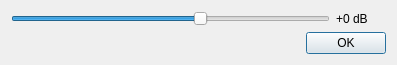
Old version of the form src/mumble/UserLocalVolumeDialog.ui in the repository mumble-voip/mumble.
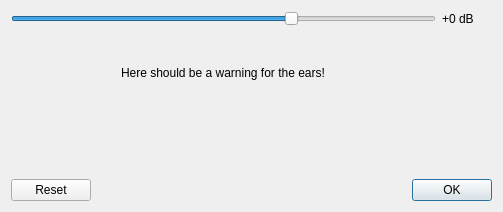
New version of the form.

Commit message:
Update Local Volume Adjustment
- Increase the slider (from -60 to 30 dB)
- Add a reset Button
- Add a label (the text must be changed!)

Patch:
```diff
--- a/src/mumble/UserLocalVolumeDialog.ui
+++ b/src/mumble/UserLocalVolumeDialog.ui
@@ -6,8 +6,8 @@
    <rect>
     <x>0</x>
     <y>0</y>
-    <width>397</width>
-    <height>45</height>
+    <width>503</width>
+    <height>212</height>
    </rect>
   </property>
   <layout class="QGridLayout">
@@ -20,10 +20,10 @@
       <string>&lt;b&gt;Adjust the volume of other users locally&lt;/b&gt;&lt;br /&gt;Mumble supports adjusting the volume of other users locally.</string>
      </property>
      <property name="minimum">
-      <number>-30</number>
+      <number>-60</number>
      </property>
      <property name="maximum">
-      <number>20</number>
+      <number>30</number>
      </property>
      <property name="value">
       <number>0</number>
@@ -46,13 +46,23 @@
      </property>
     </widget>
    </item>
-   <item row="1" column="0" colspan="2">
+   <item row="2" column="0" colspan="2" alignment="Qt::AlignBottom">
     <widget class="QDialogButtonBox" name="qbbButtons">
      <property name="orientation">
       <enum>Qt::Horizontal</enum>
      </property>
      <property name="standardButtons">
-      <set>QDialogButtonBox::Ok</set>
+      <set>QDialogButtonBox::Ok|QDialogButtonBox::Reset</set>
+     </property>
+     <property name="centerButtons">
+      <bool>false</bool>
+     </property>
+    </widget>
+   </item>
+   <item row="1" column="0" alignment="Qt::AlignHCenter|Qt::AlignVCenter">
+    <widget class="QLabel" name="warningLabel">
+     <property name="text">
+      <string>Here should be a warning for the ears!</string>
      </property>
     </widget>
    </item>
```
Left out of the diff: 6 changed lines with no effect on the pictures. The commit also changes 2 other files.
